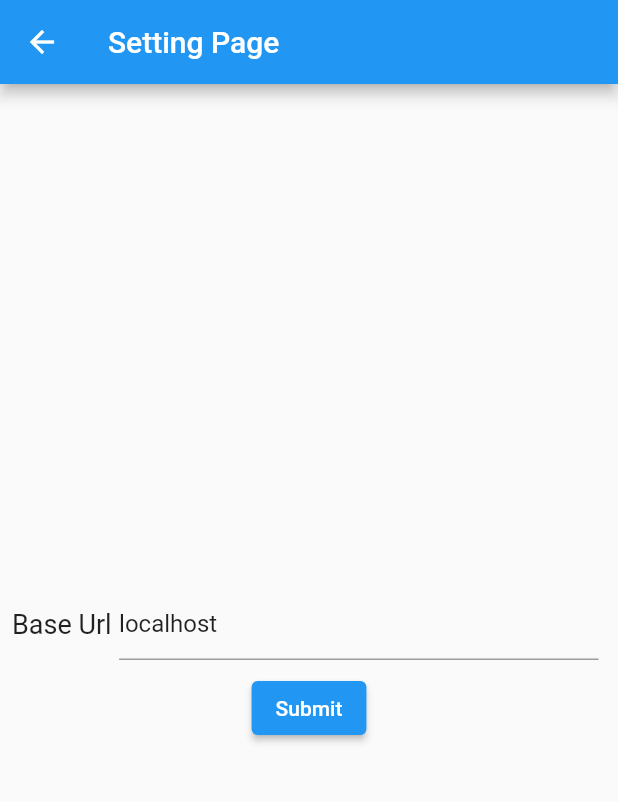
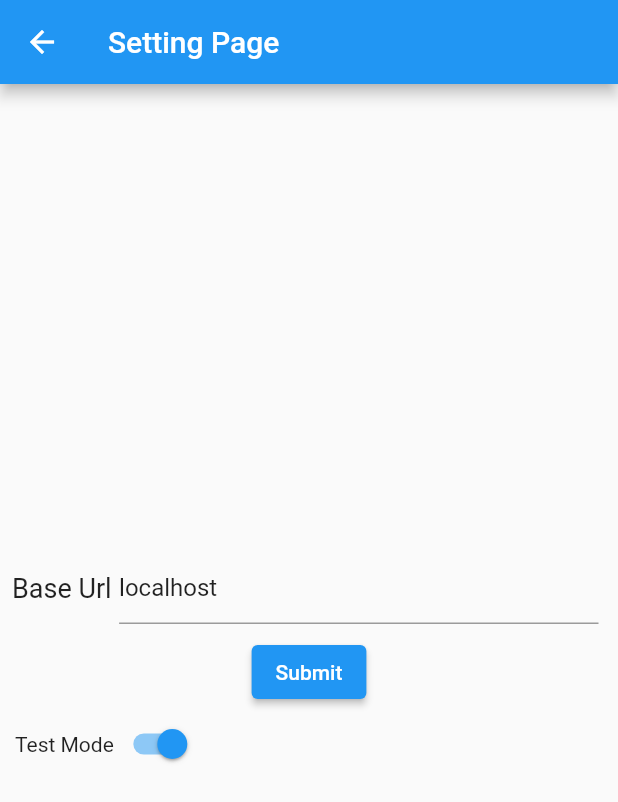
Before and after one commit to ilhmdhn/self_service, a Flutter app: the SettingPage screen opened by its route, after a tap on "Submit", on a phone screen of 412 x 824 dp. Shown: the top 802 px of the screen. Run offline on Flutter 3.47's test engine with Material 2 defaults, Android fonts, the phone set to English and light mode, and no system bars; our stand-ins replace auto_size_text, cached_network_image, carousel_slider, flutter_bloc, flutter_svg, flutter_widget_from_html_core and 4 more; accounts and stored records are empty; network calls fail.

Commit message:
setting test mode

```diff
--- a/lib/bloc/setting_bloc.dart
+++ b/lib/bloc/setting_bloc.dart
@@ -5,10 +5,23 @@ class BaseUrlCubit extends Cubit<String> {
   BaseUrlCubit() : super('');
 
   void setData(url) async {
-    await  PreferencesData.setBaseUrl(url);
+    await PreferencesData.setBaseUrl(url);
   }
 
   void getData() async {
     emit(await PreferencesData.getBaseUrl());
   }
 }
+
+class TestModeCubit extends Cubit<bool> {
+  TestModeCubit() : super(false);
+
+  void setData() async {
+    await PreferencesData.setTestMode();
+    getData();
+  }
+
+  void getData() async {
+    emit(await PreferencesData.getTestMode());
+  }
+}
--- a/lib/data/model/room_category_model.dart
+++ b/lib/data/model/room_category_model.dart
@@ -29,7 +29,7 @@ class RoomCategory {
   String? roomCategoryTv;
   int? roomCategoryCapacity;
   bool? isToilet;
-  String? price;
+  num? price;
 
   RoomCategory(
       {this.roomCategoryName,
--- a/lib/data/shared_pref/preferences_data.dart
+++ b/lib/data/shared_pref/preferences_data.dart
@@ -15,4 +15,22 @@ class PreferencesData {
     final prefs = await SharedPreferences.getInstance();
     return prefs.getString('BASE_URL') ?? 'localhost';
   }
+
+  static Future<bool> getTestMode() async {
+    final prefs = await SharedPreferences.getInstance();
+    return prefs.getBool('TEST_MODE') ?? true;
+  }
+
+  static Future<bool> setTestMode() async {
+    try {
+      final prefs = await SharedPreferences.getInstance();
+      bool currentSet = await getTestMode();
+      bool testMode = !currentSet;
+      print('DEBUGGING SET PREF ' + testMode.toString());
+      await prefs.setBool('TEST_MODE', testMode);
+      return true;
+    } catch (err) {
+      return false;
+    }
+  }
 }
--- a/lib/page/setting_page.dart
+++ b/lib/page/setting_page.dart
@@ -9,8 +9,10 @@ class SettingPage extends StatelessWidget {
   @override
   Widget build(BuildContext context) {
     final BaseUrlCubit baseUrlCubit = BaseUrlCubit();
+    final TestModeCubit testModeCubit = TestModeCubit();
     TextEditingController url = TextEditingController();
     baseUrlCubit.getData();
+    testModeCubit.getData();
     return Scaffold(
       appBar: AppBar(
         title: const Text('Setting Page'),
@@ -49,7 +51,26 @@ class SettingPage extends StatelessWidget {
                         baseUrlCubit.setData(url.text);
                         baseUrlCubit.getData();
                       },
-                      child: const Text('Submit'))
+                      child: const Text('Submit')),
+                  Padding(
+                    padding: const EdgeInsets.symmetric(horizontal: 10),
+                    child: Row(
+                      mainAxisAlignment: MainAxisAlignment.start,
+                      children: [
+                        const Text('Test Mode'),
+                        BlocBuilder<TestModeCubit, bool>(
+                          bloc: testModeCubit,
+                          builder: (context, state) {
+                            return Switch(
+                                value: state,
+                                onChanged: (bool value) {
+                                  testModeCubit.setData();
+                                });
+                          },
+                        ),
+                      ],
+                    ),
+                  )
                 ],
               );
             },
```
Also changed, not shown: assets/data_test/category_room.json (+8 -8 lines), lib/bloc/universal_bloc.dart (+7 -0 lines), lib/page/category_list_room_page/category_and_room_bloc.dart (+10 -2 lines), lib/page/category_list_room_page/category_and_room_page.dart (+31 -6 lines).
